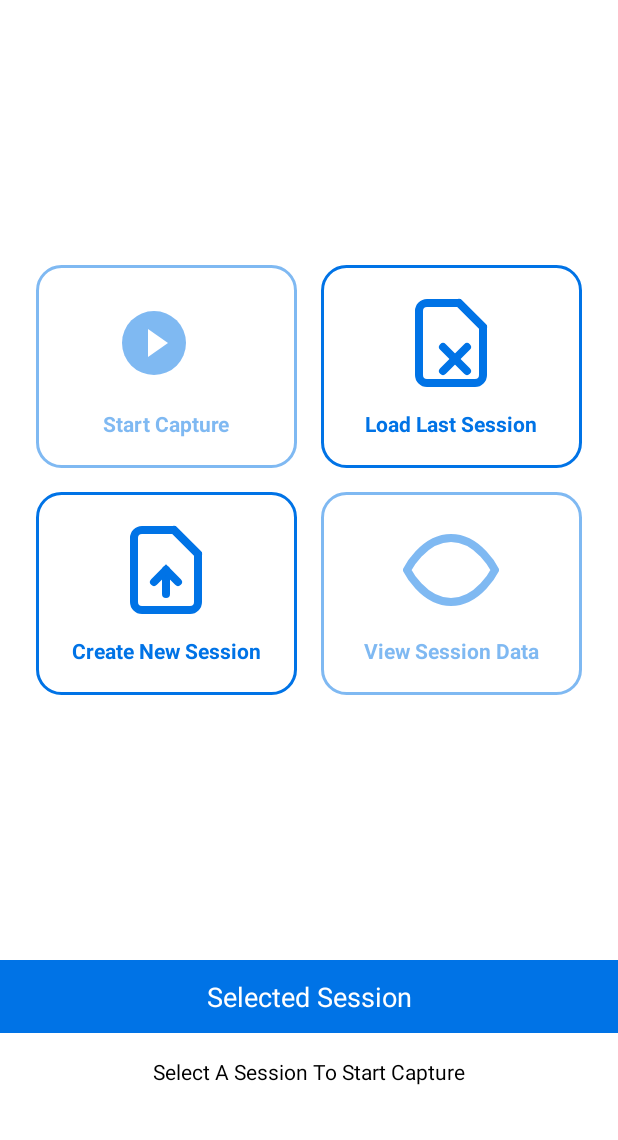
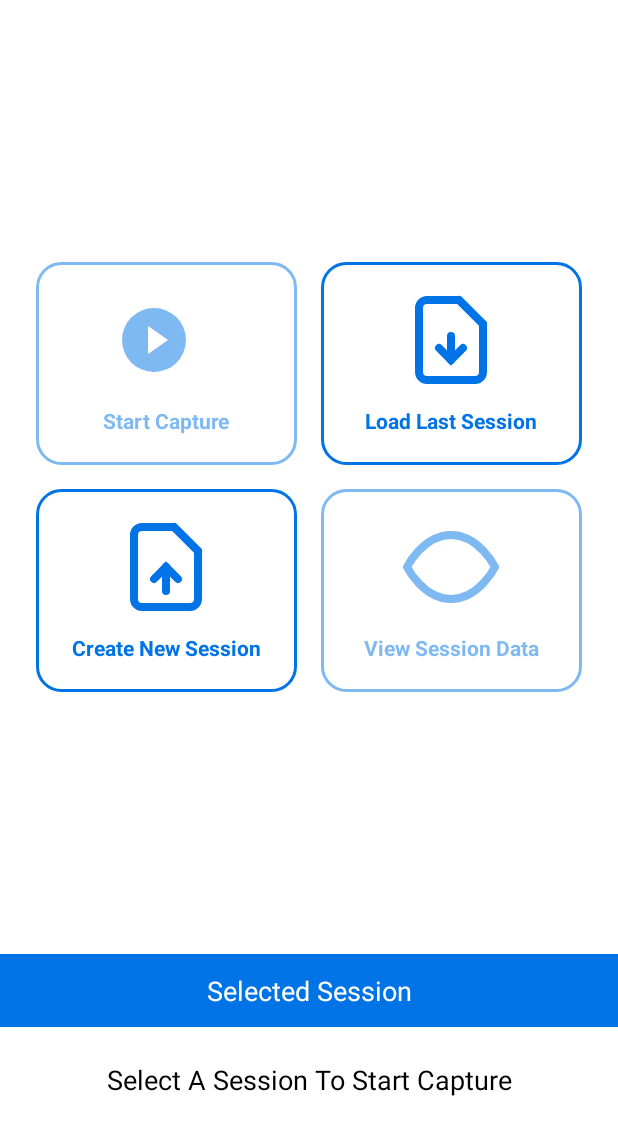
Before and after one commit to ltrudu/AI_MultiBarcodes_Capture, an Android app: the EntryChoiceActivity screen opened directly, with no data from a screen before it, on a phone screen of 412 x 824 dp, the part 96-1236 px from its top. Run offline under Robolectric (Android 15) with nearby library versions, the phone set to English and light mode, and no system bars; 3 statements that could not run were skipped.

Commit message:
Improved UX of the entry choice activity.

```diff
--- a/AI_MutliBarcodes_Capture/build.gradle.kts
+++ b/AI_MutliBarcodes_Capture/build.gradle.kts
@@ -14,8 +14,8 @@
         applicationId = "com.zebra.ai_multibarcodes_capture.dev"
         minSdk = 30
         targetSdk = 35
-        versionCode = 12
-        versionName = "1.11"
+        versionCode = 14
+        versionName = "1.12"
 
         testInstrumentationRunner = "androidx.test.runner.AndroidJUnitRunner"
     }
--- a/AI_MutliBarcodes_Capture/src/main/res/drawable/ic_load_session.xml
+++ b/AI_MutliBarcodes_Capture/src/main/res/drawable/ic_load_session.xml
@@ -20,10 +20,10 @@
         android:strokeColor="@color/zebra"
         android:strokeWidth="2"
         android:strokeLineCap="round"
-        android:pathData="m16,13l-6,6"/>
+        android:pathData="M12,11v6"/>
     <path
         android:strokeColor="@color/zebra"
         android:strokeWidth="2"
         android:strokeLineCap="round"
-        android:pathData="m10,13l6,6"/>
+        android:pathData="m15,14l-3,3 -3,-3"/>
 </vector>
--- a/AI_MutliBarcodes_Capture/src/main/res/layout/activity_entry_choice.xml
+++ b/AI_MutliBarcodes_Capture/src/main/res/layout/activity_entry_choice.xml
@@ -206,14 +206,18 @@
     <TextView
         android:id="@+id/txtSession"
         android:layout_width="match_parent"
-        android:layout_height="wrap_content"
-        android:layout_marginBottom="20dp"
+        android:layout_height="70dp"
+        android:layout_marginBottom="5dp"
         android:text="@string/select_session_to_start"
         android:textAlignment="center"
         android:gravity="center"
-        android:padding="16dp"
-        android:textSize="14sp"
+        android:padding="5dp"
         android:textColor="@color/black"
+        android:autoSizeTextType="uniform"
+        android:autoSizeMinTextSize="10sp"
+        android:autoSizeMaxTextSize="18sp"
+        android:autoSizeStepGranularity="1sp"
+        android:maxLines="4"
         app:layout_constraintBottom_toBottomOf="parent" />
 
 </androidx.constraintlayout.widget.ConstraintLayout>
```
